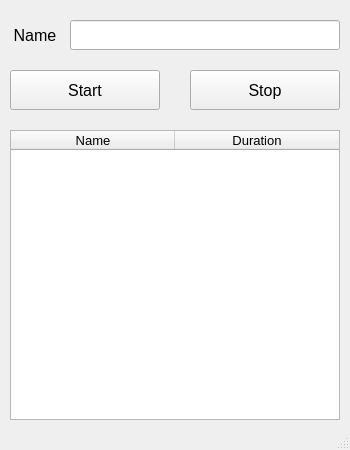
Qt form VideoCoding.ui (ninnin92/VideoCoding) before a commit.
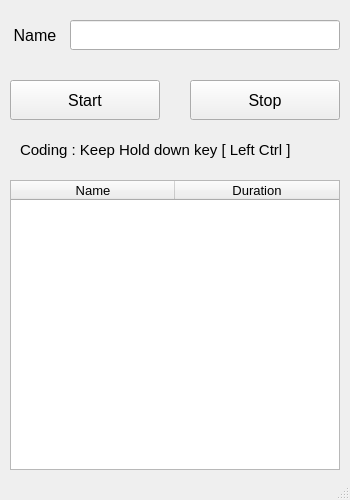
The same form after that commit.

Diff of the .ui file:
```diff
--- a/VideoCoding.ui
+++ b/VideoCoding.ui
@@ -7,9 +7,14 @@
     <x>0</x>
     <y>0</y>
     <width>350</width>
-    <height>450</height>
+    <height>500</height>
    </rect>
   </property>
+  <property name="font">
+   <font>
+    <pointsize>4</pointsize>
+   </font>
+  </property>
   <property name="windowTitle">
    <string>MainWindow</string>
   </property>
@@ -18,7 +23,7 @@
     <property name="geometry">
      <rect>
       <x>10</x>
-      <y>70</y>
+      <y>80</y>
       <width>150</width>
       <height>40</height>
      </rect>
@@ -39,7 +44,7 @@
     <property name="geometry">
      <rect>
       <x>190</x>
-      <y>70</y>
+      <y>80</y>
       <width>150</width>
       <height>40</height>
      </rect>
@@ -99,7 +104,7 @@
     <property name="geometry">
      <rect>
       <x>10</x>
-      <y>130</y>
+      <y>180</y>
       <width>330</width>
       <height>290</height>
      </rect>
@@ -145,6 +150,25 @@
      </property>
     </column>
    </widget>
+   <widget class="QLabel" name="label_2">
+    <property name="geometry">
+     <rect>
+      <x>20</x>
+      <y>140</y>
+      <width>311</width>
+      <height>20</height>
+     </rect>
+    </property>
+    <property name="font">
+     <font>
+      <family>Meiryo UI</family>
+      <pointsize>11</pointsize>
+     </font>
+    </property>
+    <property name="text">
+     <string>Coding : Keep Hold down key [ Left Ctrl ] </string>
+    </property>
+   </widget>
   </widget>
   <widget class="QStatusBar" name="statusbar"/>
  </widget>
```
